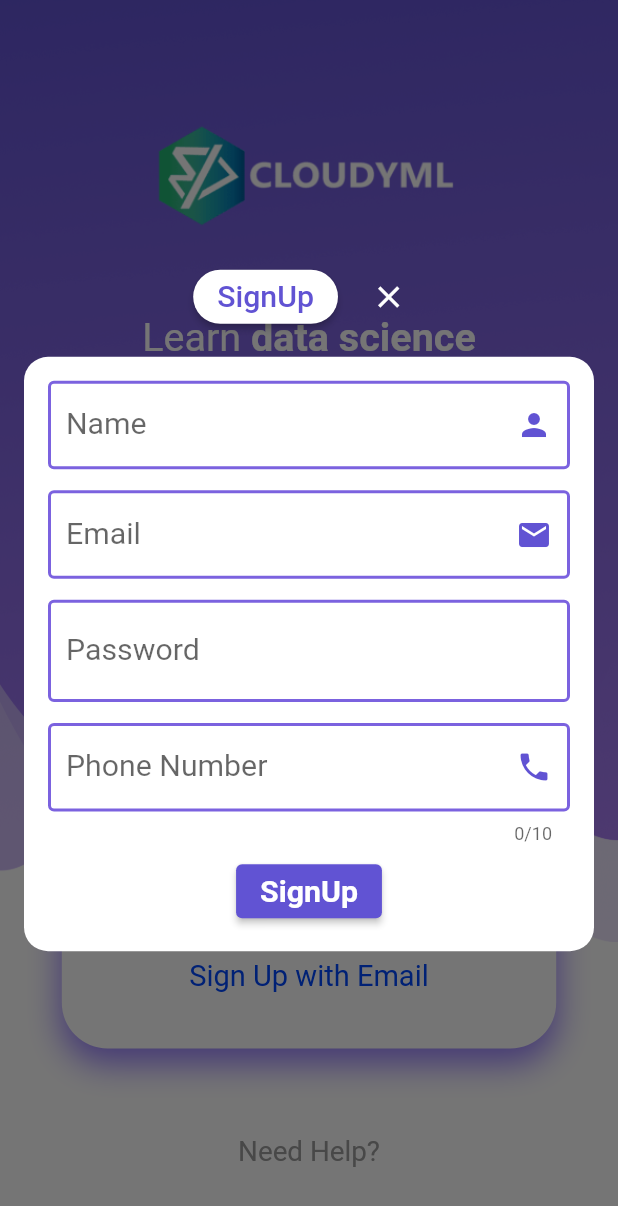
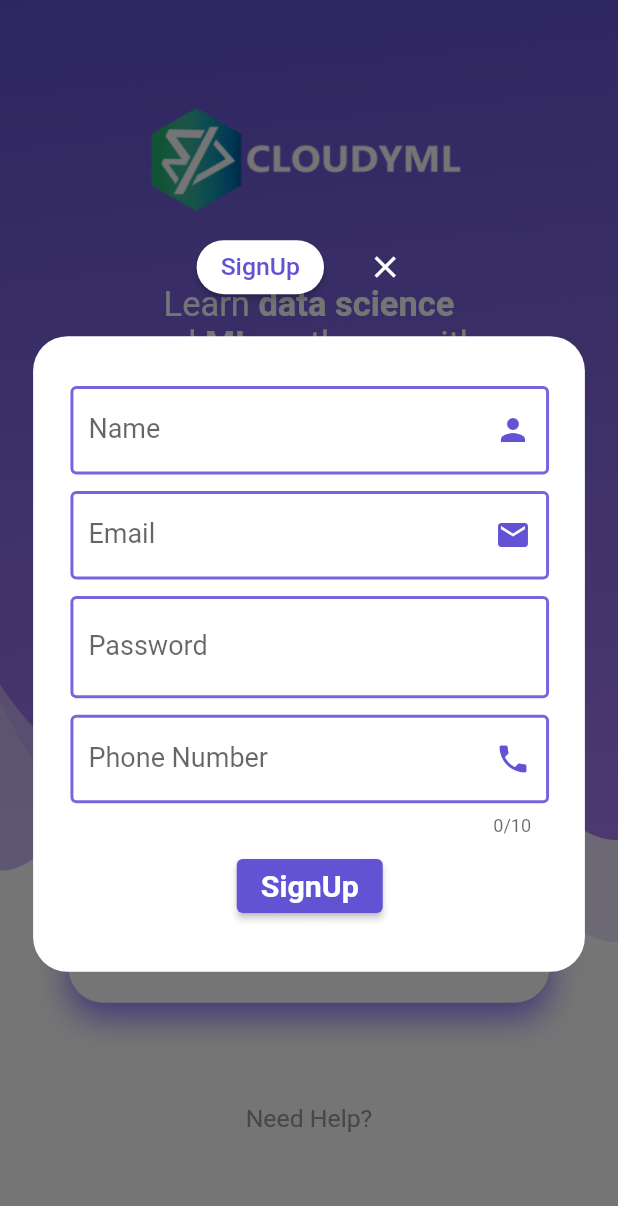
Before and after one commit to cloudyml/MainAppIOS, a Flutter app: the screen it shows after launch, after a tap on "Sign Up with Email", on a phone screen of 412 x 824 dp. Shown: the top 1206 px of the screen. Run offline on Flutter 3.47's test engine with Material 2 defaults, Android fonts, the phone set to English and light mode, and no system bars; drawn by our look-alikes of flutter_styled_toast; our stand-ins replace animated_splash_screen, animated_text_kit, auto_size_text, awesome_dialog, chewie, cloud_firestore and 25 more; missing offline and left inert: auto_orientation, flutter_vlc_player, razorpay_flutter, record, ribbon_widget, upi_plugin; accounts and stored records are empty; Roboto replaces fonts that are missing (Regular, SemiBold); project files that could hold a hidden picture were left out.

Commit message:
all features responsive onboard

```diff
--- a/lib/authentication/SignUpForm.dart
+++ b/lib/authentication/SignUpForm.dart
@@ -1,4 +1,5 @@
 import 'dart:async';
+import 'dart:math';
 
 import 'package:awesome_dialog/awesome_dialog.dart';
 import 'package:cloudyml_app2/authentication/firebase_auth.dart';
@@ -26,7 +27,8 @@ class _SignUpformState extends State<SignUpform> {
   bool isVerified = false;
   Timer? timer;
   final _signupkey = GlobalKey<FormState>();
- // FirebaseAuth _auth = FirebaseAuth.instance;
+
+  // FirebaseAuth _auth = FirebaseAuth.instance;
 
   @override
   void dispose() {
@@ -47,7 +49,8 @@ class _SignUpformState extends State<SignUpform> {
       //   isVerifyy = true;
       // });
       // print('Is verify ${isVerifyy}');
-      userprofile(name:username.text,mobilenumber: mobile.text, email:email.text);
+      userprofile(
+          name: username.text, mobilenumber: mobile.text, email: email.text);
       AwesomeDialog(
         context: context,
         animType: AnimType.LEFTSLIDE,
@@ -76,7 +79,7 @@ class _SignUpformState extends State<SignUpform> {
               type: PageTransitionType.rightToLeft,
               child: HomePage()),
           (route) => false);
-    }else{
+    } else {
       // setState(() {
       //   _auth.currentUser=null;
       // });
@@ -94,14 +97,19 @@ class _SignUpformState extends State<SignUpform> {
   Widget build(BuildContext context) {
     double height = MediaQuery.of(context).size.height;
     double width = MediaQuery.of(context).size.width;
+    var verticalScale = height / mockUpHeight;
+    var horizontalScale = width / mockUpWidth;
     return Form(
       key: _signupkey,
       child: Container(
-        margin: EdgeInsets.all(16.0),
+        margin: EdgeInsets.all(min(horizontalScale, verticalScale) * 24),
         decoration: BoxDecoration(
-            color: Colors.white, borderRadius: BorderRadius.circular(16.0)),
+            color: Colors.white,
+            borderRadius: BorderRadius.circular(
+                min(horizontalScale, verticalScale) * 25)),
         child: ListView(
-          padding: EdgeInsets.all(16.0),
+          padding: EdgeInsets.fromLTRB(horizontalScale * 25, verticalScale * 36,
+              horizontalScale * 24, verticalScale * 36),
           shrinkWrap: true,
           children: [
             TextFormField(
@@ -111,11 +119,11 @@ class _SignUpformState extends State<SignUpform> {
                   hintText: 'Enter Your Name',
                   labelText: 'Name',
                   floatingLabelStyle: TextStyle(
-                      fontSize: width * 0.049,
+                      fontSize: 18,
                       fontWeight: FontWeight.w500,
                       color: HexColor('7B62DF')),
                   labelStyle: TextStyle(
-                    fontSize: width * 0.049,
+                    fontSize: 18,
                   ),
                   focusedBorder: OutlineInputBorder(
                       borderSide:
@@ -138,7 +146,7 @@ class _SignUpformState extends State<SignUpform> {
               },
             ),
             SizedBox(
-              height: height * 0.017,
+              height: verticalScale * 12,
             ),
             TextFormField(
               controller: email,
@@ -146,11 +154,11 @@ class _SignUpformState extends State<SignUpform> {
                   hintText: 'Enter Your Email',
                   labelText: 'Email',
                   floatingLabelStyle: TextStyle(
-                      fontSize: width * 0.049,
+                      fontSize: 18,
                       fontWeight: FontWeight.w500,
                       color: HexColor('7B62DF')),
                   labelStyle: TextStyle(
-                    fontSize: width * 0.049,
+                    fontSize: 18,
                   ),
                   focusedBorder: OutlineInputBorder(
                       borderSide:
@@ -176,7 +184,7 @@ class _SignUpformState extends State<SignUpform> {
               },
             ),
             SizedBox(
-              height: height * 0.017,
+              height: verticalScale * 12,
             ),
             TextFormField(
               controller: pass,
@@ -184,10 +192,10 @@ class _SignUpformState extends State<SignUpform> {
                   hintText: 'Set Password',
                   labelText: 'Password',
                   floatingLabelStyle: TextStyle(
-                      fontSize: width * 0.049,
+                      fontSize: 18,
                       fontWeight: FontWeight.w500,
                       color: HexColor('7B62DF')),
-                  labelStyle: TextStyle(fontSize: width * 0.049),
+                  labelStyle: TextStyle(fontSize: 18),
                   focusedBorder: OutlineInputBorder(
                       borderSide:
                           BorderSide(color: HexColor('7B62DF'), width: 2)),
@@ -215,7 +223,7 @@ class _SignUpformState extends State<SignUpform> {
               },
             ),
             SizedBox(
-              height: height * 0.017,
+              height: verticalScale * 12,
             ),
             TextFormField(
               controller: mobile,
@@ -223,11 +231,11 @@ class _SignUpformState extends State<SignUpform> {
                   hintText: 'Enter Your Number',
                   labelText: 'Phone Number',
                   floatingLabelStyle: TextStyle(
-                      fontSize: width * 0.049,
+                      fontSize: 18,
                       fontWeight: FontWeight.w500,
                       color: HexColor('7B62DF')),
                   labelStyle: TextStyle(
-                    fontSize: width * 0.049,
+                    fontSize: 18,
                   ),
                   focusedBorder: OutlineInputBorder(
                       borderSide:
@@ -255,7 +263,7 @@ class _SignUpformState extends State<SignUpform> {
               },
             ),
             SizedBox(
-              height: height * 0.0086,
+              height: verticalScale * 10,
             ),
             Center(
               child: (_isLoading)
@@ -263,9 +271,10 @@ class _SignUpformState extends State<SignUpform> {
                   : ElevatedButton(
                       child: Text(
                         'SignUp',
+                        textScaleFactor: min(horizontalScale, verticalScale),
                         style: TextStyle(
                             color: Colors.white,
-                            fontSize: width * 0.049,
+                            fontSize: 22,
                             fontWeight: FontWeight.w600),
                       ),
                       style:
@@ -301,9 +310,12 @@ class _SignUpformState extends State<SignUpform> {
                                                   width: width * 0.5),
                                               Text(
                                                 'Verify Your Email',
+                                                textScaleFactor: min(
+                                                    horizontalScale,
+                                                    verticalScale),
                                                 style: TextStyle(
                                                     color: Colors.red,
-                                                    fontSize: width * 0.06,
+                                                    fontSize: 22,
                                                     fontWeight:
                                                         FontWeight.bold),
                                               ),
@@ -328,7 +340,7 @@ class _SignUpformState extends State<SignUpform> {
                                               textAlign: TextAlign.center,
                                             ),
                                             SizedBox(
-                                              height: height * 0.017,
+                                              height: verticalScale * 10,
                                             ),
                                             Text(
                                               'Didn\'t get the email?',
@@ -365,9 +377,11 @@ class _SignUpformState extends State<SignUpform> {
                                         title: Center(
                                           child: Text(
                                             'Account Creation Failed!',
+                                            textScaleFactor: min(
+                                                horizontalScale, verticalScale),
                                             style: TextStyle(
                                                 color: Colors.red,
-                                                fontSize: width * 0.049,
+                                                fontSize: 22,
                                                 fontWeight: FontWeight.bold),
                                           ),
                                         ),
--- a/lib/authentication/onboardnew.dart
+++ b/lib/authentication/onboardnew.dart
@@ -1,8 +1,11 @@
+import 'dart:math';
+
 import 'package:cloudyml_app2/authentication/SignUpForm.dart';
 import 'package:cloudyml_app2/authentication/firebase_auth.dart';
 import 'package:cloudyml_app2/authentication/loginform.dart';
 import 'package:cloudyml_app2/authentication/onboardbg.dart';
 import 'package:cloudyml_app2/authentication/phoneauthnew.dart';
+import 'package:cloudyml_app2/globals.dart';
 import 'package:flutter/material.dart';
 import 'package:flutter_svg/flutter_svg.dart';
 import 'package:hexcolor/hexcolor.dart';
@@ -25,6 +28,8 @@ class _OnboardewState extends State<Onboardew> {
   Widget build(BuildContext context) {
     double height = MediaQuery.of(context).size.height;
     double width = MediaQuery.of(context).size.width;
+    var verticalScale = height / mockUpHeight;
+    var horizontalScale = width / mockUpWidth;
     print(height);
     print(width);
     return Scaffold(
@@ -38,21 +43,23 @@ class _OnboardewState extends State<Onboardew> {
               mainAxisSize: MainAxisSize.min,
               children: [
                 SizedBox(
-                  height: height * 0.1,
+                  height: verticalScale * 76,
                 ),
                 Center(
                     child: Image.asset(
                   'assets/logo.png',
-                  height: height * 0.085,
+                  height: verticalScale * 80,
+                  width: horizontalScale * 238,
                 )),
                 SizedBox(
-                  height: height * 0.07,
+                  height: verticalScale * 50,
                 ),
                 RichText(
                     textAlign: TextAlign.center,
+                    textScaleFactor: min(horizontalScale, verticalScale),
                     text: TextSpan(
                         style: TextStyle(
-                          fontSize: width * 0.064,
+                          fontSize: 25,
                         ),
                         children: [
                           TextSpan(text: "Learn "),
@@ -69,11 +76,10 @@ class _OnboardewState extends State<Onboardew> {
                               style: TextStyle(fontWeight: FontWeight.bold)),
                         ])),
                 SizedBox(
-                  height: height * 0.05,
+                  height: verticalScale * 47.44,
                 ),
                 Container(
-                  //height: 20,
-                  width: width * 0.8,
+                  width: horizontalScale * 322,
                   decoration: BoxDecoration(
                       boxShadow: [
                         // color: Colors.white, //background color of box
@@ -87,11 +93,15 @@ class _OnboardewState extends State<Onboardew> {
                         )
                       ],
                       color: Colors.white,
-                      borderRadius:
-                          BorderRadius.all(Radius.circular(width * 0.074))),
+                      borderRadius: BorderRadius.all(Radius.circular(
+                        min(horizontalScale, verticalScale) * 25,
+                      ))),
                   child: Padding(
-                    padding: EdgeInsets.fromLTRB(width * 0.045, height * 0.035,
-                        width * 0.045, height * 0.035),
+                    padding: EdgeInsets.fromLTRB(
+                        horizontalScale * 24.76,
+                        verticalScale * 35.56,
+                        horizontalScale * 24.24,
+                        verticalScale * 35.56),
                     child: Column(
                       children: [
                         InkWell(
@@ -102,28 +112,28 @@ class _OnboardewState extends State<Onboardew> {
                             });
                           },
                           child: Container(
-                            height: height * 0.0588,
-                            width: width,
+                            height: 45 * verticalScale,
+                            width: 273 * horizontalScale,
                             decoration: BoxDecoration(
-                                borderRadius:
-                                    BorderRadius.circular(width * 0.03),
+                                borderRadius: BorderRadius.circular(
+                                    min(horizontalScale, verticalScale) * 8),
                                 border: Border.all(
                                     color: HexColor('7B62DF'), width: 2)),
                             child: Center(
-                              child: FittedBox(
                               child: Text(
                                 'Continue with Email',
+                                textScaleFactor:
+                                    min(horizontalScale, verticalScale),
                                 style: TextStyle(
                                     fontFamily: 'SemiBold',
                                     color: Colors.black,
-                                      fontSize: width * 0.047),
-                                ),
+                                    fontSize: 20),
                               ),
                             ),
                           ),
                         ),
                         SizedBox(
-                          height: height * 0.018,
+                          height: verticalScale * 21,
                         ),
                         InkWell(
                           onTap: () {
@@ -132,63 +142,58 @@ class _OnboardewState extends State<Onboardew> {
                             });
                           },
                           child: Container(
-                            height: height * 0.0588,
-                            width: width,
+                            height: 45 * verticalScale,
+                            width: 273 * horizontalScale,
                             decoration: BoxDecoration(
-                                borderRadius:
-                                    BorderRadius.circular(width * 0.03),
+                                borderRadius: BorderRadius.circular(
+                                    min(horizontalScale, verticalScale) * 8),
                                 border: Border.all(
                                     color: HexColor('7B62DF'), width: 2)),
                             child: Center(
-                              child: FittedBox(
                               child: Text(
                                 'Continue with Phone',
+                                textScaleFactor:
+                                    min(horizontalScale, verticalScale),
                                 style: TextStyle(
                                     fontFamily: 'SemiBold',
                                     color: Colors.black,
-                                      fontSize: width * 0.047),
-                                ),
+                                    fontSize: 20),
                               ),
                             ),
                           ),
                         ),
                         SizedBox(
-                          height: height * 0.016,
+                          height: verticalScale * 21,
                         ),
                         Row(
                           children: [
+                            Expanded(
+                                child: Divider(
+                              color: Colors.black,
+                              thickness: 2,
+                            )),
                             SizedBox(
-                              width: width * 0.03,
+                              width: horizontalScale * 15,
+                            ),
+                            Text(
+                              'OR',
+                              textScaleFactor:
+                                  min(horizontalScale, verticalScale),
+                              style: TextStyle(
+                                  fontSize: 18, fontWeight: FontWeight.w600),
+                            ),
+                            SizedBox(
+                              width: horizontalScale * 15,
                             ),
                             Expanded(
                                 child: Divider(
                               color: Colors.black,
                               thickness: 2,
                             )),
-                            SizedBox(
-                              width: width * 0.03,
-                            ),
-                            Text(
-                              'OR',
-                              style: TextStyle(
-                                  fontSize: width * 0.05,
-                                  fontWeight: FontWeight.w600),
-                            ),
-                            SizedBox(
-                              width: width * 0.03,
-                            ),
-                            Expanded(
-                                child: Divider(
-                              color: Colors.black,
-                              thickness: 2,
-                            )),
-                            SizedBox(
-                              width: width * 0.03,
-                            ),
                           ],
                         ),
                         SizedBox(
-                          height: height * 0.016,
+                          height: verticalScale * 21,
                         ),
                         InkWell(
                           onTap: () {
@@ -209,11 +214,12 @@ class _OnboardewState extends State<Onboardew> {
                             }
                           },
                           child: Container(
-                            height: height * 0.0588,
-                            width: width,
+                            height: horizontalScale * 45,
+                            width: verticalScale * 273,
                             decoration: BoxDecoration(
                               color: Colors.white,
-                              borderRadius: BorderRadius.circular(width * 0.03),
+                              borderRadius: BorderRadius.circular(
+                                  min(horizontalScale, verticalScale) * 8),
                               boxShadow: [
                                 // color: Colors.white, //background color of box
                                 BoxShadow(
@@ -234,23 +240,25 @@ class _OnboardewState extends State<Onboardew> {
                                     )
                                   : Row(
                                       mainAxisAlignment:
-                                          MainAxisAlignment.center,
+                                          MainAxisAlignment.spaceEvenly,
                                       children: [
                                         SvgPicture.asset(
                                           'assets/google.svg',
-                                          height: height * 0.025,
+                                          height: min(horizontalScale,
+                                                  verticalScale) *
+                                              26,
+                                          width: min(horizontalScale,
+                                                  verticalScale) *
+                                              26,
                                         ),
-                                        SizedBox(
-                                          width: width * 0.03,
-                                        ),
-                                        FittedBox(
-                                          child: Text(
+                                        Text(
                                           'Continue with Google',
+                                          textScaleFactor: min(
+                                              horizontalScale, verticalScale),
                                           style: TextStyle(
                                               fontFamily: 'SemiBold',
                                               color: Colors.black,
-                                                fontSize: width * 0.047),
-                                          ),
+                                              fontSize: 18),
                                         ),
                                       ],
                                     ),
@@ -258,11 +266,12 @@ class _OnboardewState extends State<Onboardew> {
                           ),
                         ),
                         SizedBox(
-                          height: height * 0.030,
+                          height: verticalScale * 44,
                         ),
                         Text(
                           'Don’t have an account?',
-                          style: TextStyle(fontSize: width * 0.047),
+                          textScaleFactor: min(horizontalScale, verticalScale),
+                          style: TextStyle(fontSize: 20),
                         ),
                         InkWell(
                           onTap: () {
@@ -271,16 +280,15 @@ class _OnboardewState extends State<Onboardew> {
                               _formIndex = 2;
                             });
                           },
-                          child: Container(
-                            height: height * 0.047,
                           child: Center(
                             child: Text(
                               'Sign Up with Email',
+                              textScaleFactor:
+                                  min(horizontalScale, verticalScale),
                               style: TextStyle(
                                   fontFamily: 'SemiBold',
                                   color: HexColor('0047FF'),
-                                    fontSize: width * 0.047),
-                              ),
+                                  fontSize: 20),
                             ),
                           ),
                         )
@@ -289,15 +297,16 @@ class _OnboardewState extends State<Onboardew> {
                   ),
                 ),
                 SizedBox(
-                  height: height * 0.0705,
+                  height: verticalScale * 73.56,
                 ),
                 InkWell(
                   onTap: () {},
                   child: Text(
                     'Need Help?',
+                    textScaleFactor: min(horizontalScale, verticalScale),
                     style: TextStyle(
                         fontFamily: 'Regular',
-                        fontSize: width * 0.045,
+                        fontSize: 18,
                         color: HexColor('9C9C9C')),
                   ),
                 ),
@@ -332,13 +341,15 @@ class _OnboardewState extends State<Onboardew> {
                                       ),
                                       child: Text(
                                         'Login',
+                                        textScaleFactor:
+                                            min(horizontalScale, verticalScale),
                                         style: TextStyle(
                                           color: HexColor('6153D3'),
-                                          fontSize: width * 0.049,
+                                          fontSize: 18,
                                         ),
                                       )),
                                   SizedBox(
-                                    width: width * 0.024,
+                                    width: horizontalScale * 17,
                                   ),
                                   IconButton(
                                       color: Colors.white,
@@ -379,12 +390,14 @@ class _OnboardewState extends State<Onboardew> {
                                                 width * 0.06)),
                                       ),
                                       child: Text('SignUp',
+                                          textScaleFactor: min(
+                                              horizontalScale, verticalScale),
                                           style: TextStyle(
                                             color: HexColor('6153D3'),
-                                            fontSize: width * 0.049,
+                                            fontSize: 18,
                                           ))),
                                   SizedBox(
-                                    width: width * 0.024,
+                                    width: horizontalScale * 17,
                                   ),
                                   IconButton(
                                       color: Colors.white,
@@ -429,12 +442,14 @@ class _OnboardewState extends State<Onboardew> {
                                             width * 0.06)),
                                   ),
                                   child: Text('OTP Verification',
+                                      textScaleFactor:
+                                          min(horizontalScale, verticalScale),
                                       style: TextStyle(
                                         color: HexColor('6153D3'),
-                                        fontSize: width * 0.049,
+                                        fontSize: 18,
                                       ))),
                               SizedBox(
-                                width: width * 0.017,
+                                width: horizontalScale * 17,
                               ),
                               IconButton(
                                   color: Colors.white,
```
Also changed, not shown: lib/authentication/loginform.dart (+24 -14 lines), lib/authentication/phoneauthnew.dart (+64 -36 lines), lib/home.dart (+9 -9 lines), lib/payment_portal.dart (+112 -112 lines). Lines whose indentation alone changed are shown as unchanged.
